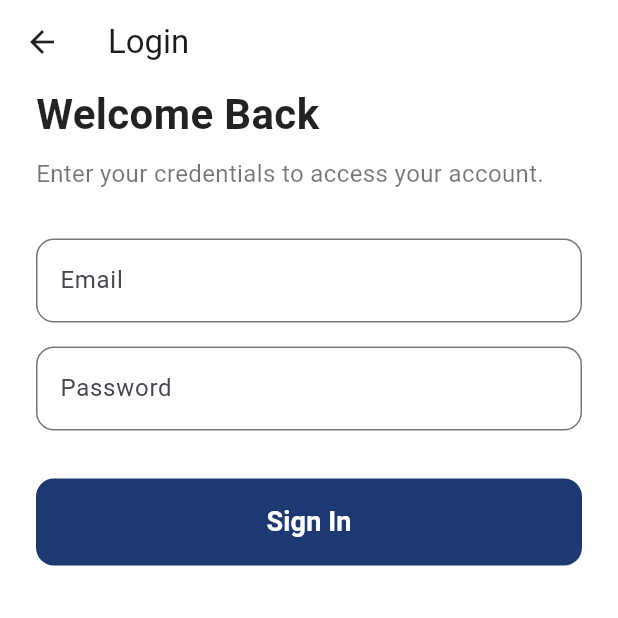
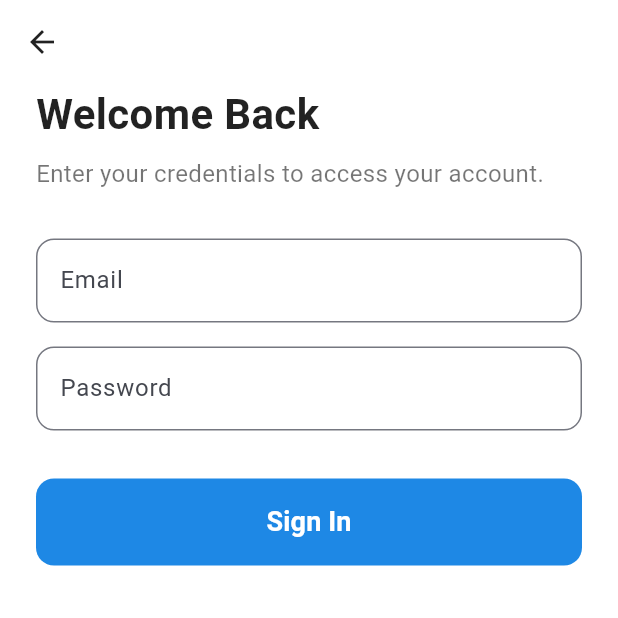
Before and after one commit to beginToCode-1/Personal-FInance-Manager, a Flutter app: the screen it shows after launch, after a tap on "Login", on a phone screen of 412 x 824 dp, the top half of it. Run offline on Flutter 3.47's test engine with Material 3 defaults, Android fonts, the phone set to English and light mode, and no system bars.

Commit message:
Personal Finance Manager!!

```diff
--- a/lib/login_page.dart
+++ b/lib/login_page.dart
@@ -1,10 +1,6 @@
 // TODO Implement this library.
 import 'package:flutter/material.dart';
-
-
-
-//Login Page
-class  LoginPage extends StatelessWidget {
+class LoginPage extends StatelessWidget {
   const LoginPage({super.key});
 
   @override
@@ -12,14 +8,14 @@ class  LoginPage extends StatelessWidget {
     return Scaffold(
       backgroundColor: Colors.white,
       appBar: AppBar(
-        title: const Text('Login'),
-        backgroundColor: const Color.fromARGB(255, 255, 255, 255),
+        backgroundColor: Colors.white,
         elevation: 0,
         iconTheme: const IconThemeData(color: Colors.black87),
       ),
       body: SafeArea(
-        child: Padding (padding: const EdgeInsets.symmetric(horizontal: 24.0),
-        child : Column(
+        child: Padding(
+          padding: const EdgeInsets.symmetric(horizontal: 24.0),
+          child: Column(
             crossAxisAlignment: CrossAxisAlignment.stretch,
             children: [
               const Text(
@@ -51,7 +47,7 @@ class  LoginPage extends StatelessWidget {
               ElevatedButton(
                 onPressed: () {},
                 style: ElevatedButton.styleFrom(
-                  backgroundColor: const Color.fromARGB(255, 28, 58, 113),
+                  backgroundColor: const Color(0xFF1E88E5),
                   foregroundColor: Colors.white,
                   padding: const EdgeInsets.symmetric(vertical: 16),
                   shape: RoundedRectangleBorder(borderRadius: BorderRadius.circular(12)),
--- a/lib/main.dart
+++ b/lib/main.dart
@@ -108,7 +108,7 @@ class StartupPage extends StatelessWidget {
                 padding: const EdgeInsets.symmetric(vertical: 16),
                 shape: RoundedRectangleBorder(
                   borderRadius: BorderRadius.circular(12),
-                  side: const BorderSide(color: const Color.fromARGB(255, 28, 58, 113), width: 2),
+                  side: const BorderSide(color: Color.fromARGB(255, 28, 58, 113), width: 2),
                 ),
                 elevation: 0,
               ),
```
